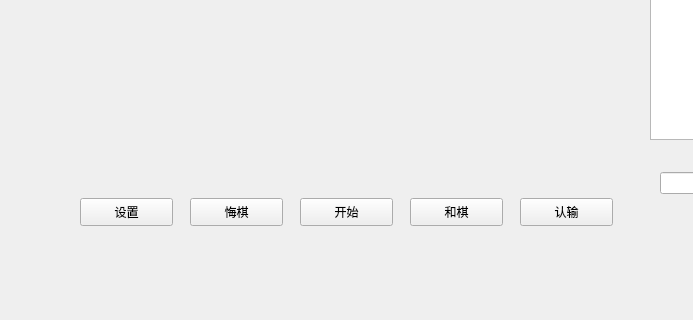
The window that main.ui (daimiaopeng/wuziqi_client) describes before a commit, drawn with Qt 5; both pictures show x 120 to 813 and y 472 to 792 of the 1314 by 792 pixel window.
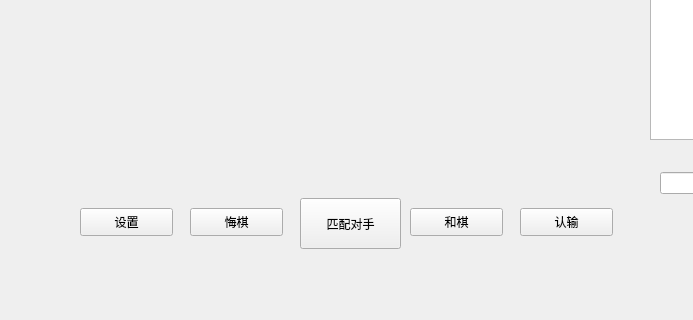
The same window after the commit. Icons and pictures are not drawn.

Commit message: 添加棋盘鼠标禁止图案，相关按钮禁止点击，实现悔棋，修正和棋逻辑

What changed in the file:
```diff
--- a/main.ui
+++ b/main.ui
@@ -196,7 +196,7 @@
    <property name="geometry">
     <rect>
      <x>310</x>
-     <y>670</y>
+     <y>680</y>
      <width>93</width>
      <height>28</height>
     </rect>
@@ -209,7 +209,7 @@
    <property name="geometry">
     <rect>
      <x>530</x>
-     <y>670</y>
+     <y>680</y>
      <width>93</width>
      <height>28</height>
     </rect>
@@ -223,19 +223,19 @@
     <rect>
      <x>420</x>
      <y>670</y>
-     <width>93</width>
-     <height>28</height>
+     <width>101</width>
+     <height>51</height>
     </rect>
    </property>
    <property name="text">
-    <string>开始</string>
+    <string>匹配对手</string>
    </property>
   </widget>
   <widget class="QPushButton" name="pushButton_5">
    <property name="geometry">
     <rect>
      <x>640</x>
-     <y>670</y>
+     <y>680</y>
      <width>93</width>
      <height>28</height>
     </rect>
@@ -248,7 +248,7 @@
    <property name="geometry">
     <rect>
      <x>200</x>
-     <y>670</y>
+     <y>680</y>
      <width>93</width>
      <height>28</height>
     </rect>
```
The commit also changes 3 other files.
